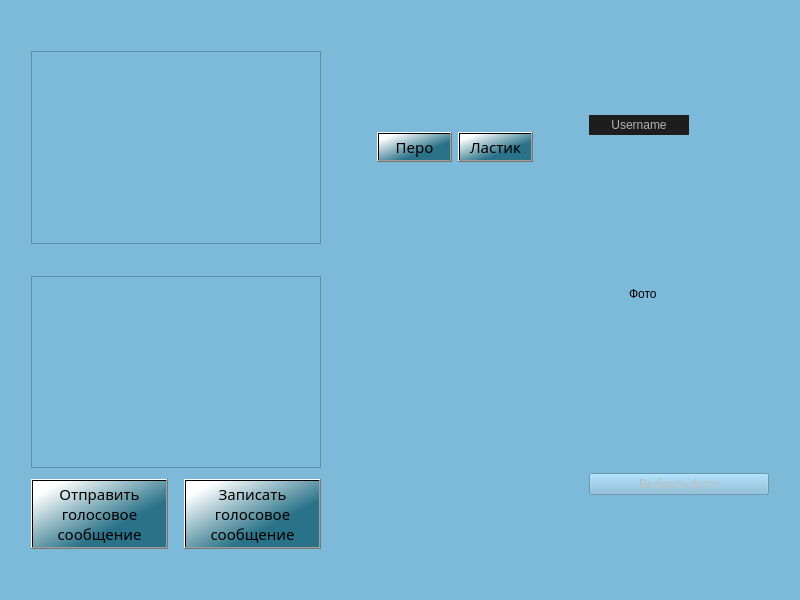
This is Client/jeducation-v0.1/brainstorm.ui in Avedik/Desktop-application-IEducation as Qt 5 draws it before an edit. The edited form follows.
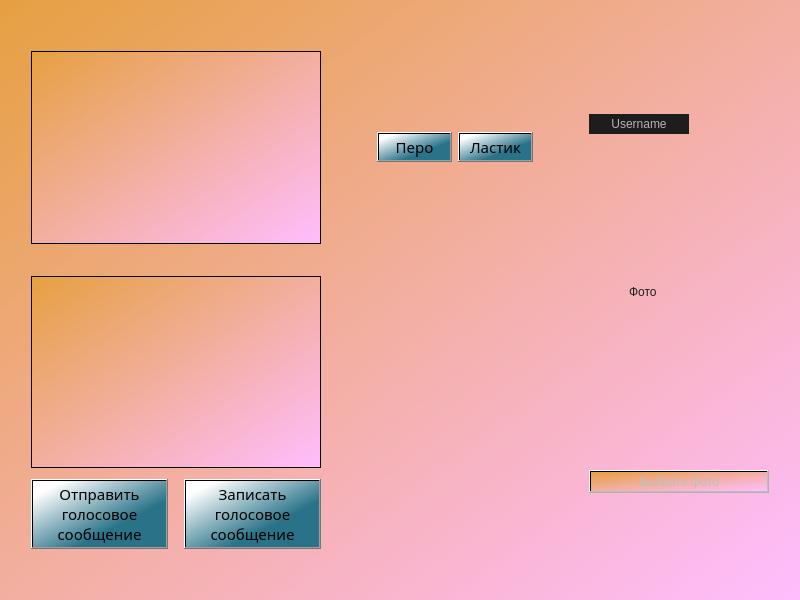
This is the edited form.

The edit to the form file:
```diff
--- a/Client/jeducation-v0.1/brainstorm.ui
+++ b/Client/jeducation-v0.1/brainstorm.ui
@@ -26,7 +26,8 @@
    <string>Dialog</string>
   </property>
   <property name="styleSheet">
-   <string notr="true">background-color: rgb(125, 185, 217);</string>
+   <string notr="true">background:transparent;
+background-color: qlineargradient(spread:pad, x1:0, y1:0, x2:1, y2:1, stop:0 rgba(230, 160, 65, 255), stop:1 rgba(255, 189, 255, 255));</string>
   </property>
   <layout class="QGridLayout" name="gridLayout">
    <item row="0" column="5">
@@ -300,6 +301,11 @@
            <height>200</height>
           </size>
          </property>
+         <property name="styleSheet">
+          <string notr="true">background:transparent;
+color: rgb(30, 30, 30);
+</string>
+         </property>
          <property name="text">
           <string>Фото</string>
          </property>
```
